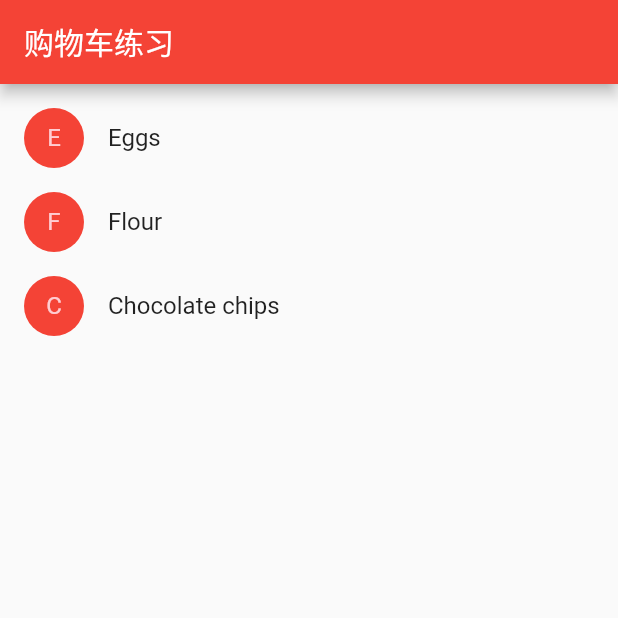
After one commit to xiaomaguoguo/flutterdemo, a Flutter app: the ShoppingList screen opened directly, on a phone screen of 412 x 824 dp, the top half of it. The commit adds this screen. Run offline on Flutter 3.47's test engine with Material 2 defaults, Android fonts, the phone set to English and light mode, and no system bars; network calls fail.

Commit message:
收获满满的一天。。。

```diff
--- a/lib/main.dart
+++ b/lib/main.dart
@@ -1,8 +1,5 @@
 import 'package:flutter/material.dart';
 import 'package:flutterdemo/study/StudyList.dart';
-import 'package:flutterdemo/study/Strings.dart';
-import 'package:flutterdemo/study/NetworkList.dart';
-import 'package:flutterdemo/study/StateCount.dart';
 
 void main() => runApp(new MyApp());
 
--- a/lib/study/NetworkList.dart
+++ b/lib/study/NetworkList.dart
@@ -49,13 +49,14 @@ class ConstantListState extends State<ContentList> {
         ),
         subtitle: Text(
           '${feed.postdate} @${feed.author}',
-        ));
+        ),
+        onTap: () {});
   }
 
   @override
   Widget build(BuildContext context) {
     return Scaffold(
-      appBar: AppBar(title: Text(Strings.stateListTitle)),
+      appBar: AppBar(title: Text('网络请求')),
       body: new ListView.builder(
         padding: const EdgeInsets.all(13.0),
         itemCount: _items.length * 2,
--- /dev/null
+++ b/lib/study/ShoppingCar.dart
@@ -0,0 +1,49 @@
+import 'package:flutter/material.dart';
+
+class Product {
+  const Product({this.name});
+  final String name;
+}
+
+typedef void CartChangedCallback(Product product, bool inCart);
+
+class ShoppingListItem extends StatelessWidget {
+  ShoppingListItem({Product product, this.inCart, this.onCartChanged})
+      : product = product,
+        super(key: new ObjectKey(product));
+
+  final Product product;
+  final bool inCart;
+  final CartChangedCallback onCartChanged;
+
+  Color _getColor(BuildContext context) {
+    // The theme depends on the BuildContext because different parts of the tree
+    // can have different themes.  The BuildContext indicates where the build is
+    // taking place and therefore which theme to use.
+
+    return inCart ? Colors.black54 : Theme.of(context).primaryColor;
+  }
+
+  TextStyle _getTextStyle(BuildContext context) {
+    if (!inCart) return null;
+
+    return new TextStyle(
+      color: Colors.black54,
+      decoration: TextDecoration.lineThrough,
+    );
+  }
+
+  @override
+  Widget build(BuildContext context) {
+    return new ListTile(
+      onTap: () {
+        onCartChanged(product, !inCart);
+      },
+      leading: new CircleAvatar(
+        backgroundColor: _getColor(context),
+        child: new Text(product.name[0]),
+      ),
+      title: new Text(product.name, style: _getTextStyle(context)),
+    );
+  }
+}
--- /dev/null
+++ b/lib/study/ShoppingList.dart
@@ -0,0 +1,65 @@
+import 'package:flutter/material.dart';
+import 'ShoppingCar.dart';
+
+class ShoppingList extends StatefulWidget {
+  ShoppingList({Key key, this.products}) : super(key: key);
+
+  final List<Product> products;
+
+  // The framework calls createState the first time a widget appears at a given
+  // location in the tree. If the parent rebuilds and uses the same type of
+  // widget (with the same key), the framework will re-use the State object
+  // instead of creating a new State object.
+
+  @override
+  _ShoppingListState createState() => new _ShoppingListState();
+}
+
+class _ShoppingListState extends State<ShoppingList> {
+  Set<Product> _shoppingCart = new Set<Product>();
+
+  void _handleCartChanged(Product product, bool inCart) {
+    setState(() {
+      // When user changes what is in the cart, we need to change _shoppingCart
+      // inside a setState call to trigger a rebuild. The framework then calls
+      // build, below, which updates the visual appearance of the app.
+
+      if (inCart)
+        _shoppingCart.add(product);
+      else
+        _shoppingCart.remove(product);
+    });
+  }
+
+  @override
+  Widget build(BuildContext context) {
+    return new Scaffold(
+      appBar: new AppBar(
+        title: new Text('购物车练习'),
+      ),
+      body: new ListView(
+        padding: new EdgeInsets.symmetric(vertical: 8.0),
+        children: widget.products.map((Product product) {
+          return new ShoppingListItem(
+            product: product,
+            inCart: _shoppingCart.contains(product),
+            onCartChanged: _handleCartChanged,
+          );
+        }).toList(),
+      ),
+    );
+  }
+}
+
+void main() {
+  runApp(new MaterialApp(
+    title: 'Shopping App',
+    home: new ShoppingList(
+      products: <Product>[
+        new Product(name: 'Eggs'),
+        new Product(name: 'Flour'),
+        new Product(name: 'Chocolate chips'),
+      ],
+    ),
+  ));
+}
--- a/lib/study/StudyList.dart
+++ b/lib/study/StudyList.dart
@@ -3,9 +3,15 @@ import 'package:http/http.dart';
 import 'package:flutterdemo/study/Strings.dart';
 import 'dart:convert';
 import 'package:flutterdemo/beans/Item.dart';
-import 'SlideRightRoute.dart';
+import 'package:flutterdemo/route/SlideRightRoute.dart';
+import 'package:flutterdemo/route/ScaleRoute.dart';
+import 'ButtonGuesture.dart';
 import 'NetworkList.dart';
 import 'StateCount.dart';
+import 'MyScaffold.dart';
+import 'ShoppingCar.dart';
+import 'ShoppingList.dart';
+import 'TabbedAppBarSample.dart';
 
 //学习进度列表
 class StudyList extends StatefulWidget {
@@ -27,15 +33,25 @@ class StudyListState extends State<StudyList> {
   void initList() {
     //表明返回的数据正确
     var items = [];
+    var a = new Product(name: 'Eggs');
+    var b = new Product(name: 'Flour');
+    var c = new Product(name: 'Chocolate chips');
+    var d = [a, b, c];
     var studys = [
       Item("StateCount.dart", "这是一个计数器", StateCount(title: '这是一个计步器')),
-      Item("NetworkList.dart", "这是网络请求的练习", ContentList())
+      Item("NetworkList.dart", "这是网络请求的练习", ContentList()),
+      Item("MyScaffold.dart", "这是学习布局", MyAppBar()),
+      Item("MyButtonGesture.dart", "手势学习", MyButtonGesture()),
+      Item("ShoppingList.dart", "购物车小Demo", ShoppingList(products: d)),
+      Item("TabbedAppBarSample.dart", "Tab页面学习", TabbedAppBarSample())
     ];
     studys.forEach((item) => items.add(item));
     setState(() {
       _items = items;
     });
   }
+
+  void _onCartChanged(Product product, bool inCart) {}
 
   Widget _buildRow(int i) {
     Item item = this._items[i];
@@ -54,12 +70,17 @@ class StudyListState extends State<StudyList> {
   }
 
   void _openNewPage(Item item) {
-    Navigator.push(context, SlideRightRoute(widget: item.widget));
-//    Navigator.push(context, SlideRightRoute(widget: ContentList()));
+    //以下为四种打开页面的方式，包括自定义动画
+//    Navigator.push(context, SlideRightRoute(widget: item.widget));
+//    Navigator.push(context, ScaleRoute(widget: item.widget));
+    Navigator.of(context).push(MaterialPageRoute(builder: (context) {
+      return item.widget;
+    }));
+
 //    Navigator.of(context).push(PageRouteBuilder(
 //          pageBuilder: (BuildContext context, Animation<double> animation,
 //              Animation<double> secondaryAnimation) {
-//            return new ContentList();
+//            return item.widget;
 //          },
 //          transitionsBuilder: (BuildContext context,
 //              Animation<double> animation,
@@ -85,7 +106,9 @@ class StudyListState extends State<StudyList> {
   @override
   Widget build(BuildContext context) {
     return Scaffold(
-      appBar: AppBar(title: Text(Strings.stateListTitle)),
+      appBar: AppBar(
+        title: Text('学习目录'),
+      ),
       body: new ListView.builder(
         padding: const EdgeInsets.all(13.0),
         itemCount: _items.length * 2,
--- /dev/null
+++ b/lib/study/TabbedAppBarSample.dart
@@ -0,0 +1,73 @@
+import 'package:flutter/material.dart';
+
+class TabbedAppBarSample extends StatelessWidget {
+  @override
+  Widget build(BuildContext context) {
+    return new MaterialApp(
+      home: new DefaultTabController(
+        length: choices.length,
+        child: new Scaffold(
+          appBar: new AppBar(
+            title: const Text('Tabbed AppBar'),
+            bottom: new TabBar(
+              isScrollable: true,
+              tabs: choices.map((Choice choice) {
+                return new Tab(
+                  text: choice.title,
+                  icon: new Icon(choice.icon),
+                );
+              }).toList(),
+            ),
+          ),
+          body: new TabBarView(
+            children: choices.map((Choice choice) {
+              return new Padding(
+                padding: const EdgeInsets.all(16.0),
+                child: new ChoiceCard(choice: choice),
+              );
+            }).toList(),
+          ),
+        ),
+      ),
+    );
+  }
+}
+
+class Choice {
+  const Choice({this.title, this.icon});
+  final String title;
+  final IconData icon;
+}
+
+const List<Choice> choices = const <Choice>[
+  const Choice(title: 'CAR', icon: Icons.directions_car),
+  const Choice(title: 'BICYCLE', icon: Icons.directions_bike),
+  const Choice(title: 'BOAT', icon: Icons.directions_boat),
+  const Choice(title: 'BUS', icon: Icons.directions_bus),
+  const Choice(title: 'TRAIN', icon: Icons.directions_railway),
+  const Choice(title: 'WALK', icon: Icons.directions_walk),
+];
+
+class ChoiceCard extends StatelessWidget {
+  const ChoiceCard({Key key, this.choice}) : super(key: key);
+
+  final Choice choice;
+
+  @override
+  Widget build(BuildContext context) {
+    final TextStyle textStyle = Theme.of(context).textTheme.display1;
+    return new Card(
+      color: Colors.white,
+      child: new Center(
+        child: new Column(
+          mainAxisSize: MainAxisSize.min,
+          crossAxisAlignment: CrossAxisAlignment.center,
+          children: <Widget>[
+            new Icon(choice.icon, size: 128.0, color: textStyle.color),
+            new Text(choice.title, style: textStyle),
+          ],
+        ),
+      ),
+    );
+  }
+}
```
Also changed, not shown: lib/route/ScaleRoute.dart (added, +45 -0 lines), lib/study/ButtonGuesture.dart (added, +86 -0 lines), lib/study/MyScaffold.dart (added, +49 -0 lines), lib/route/SlideRightRoute.dart (renamed from lib/study/SlideRightRoute.dart), 2 other files.
